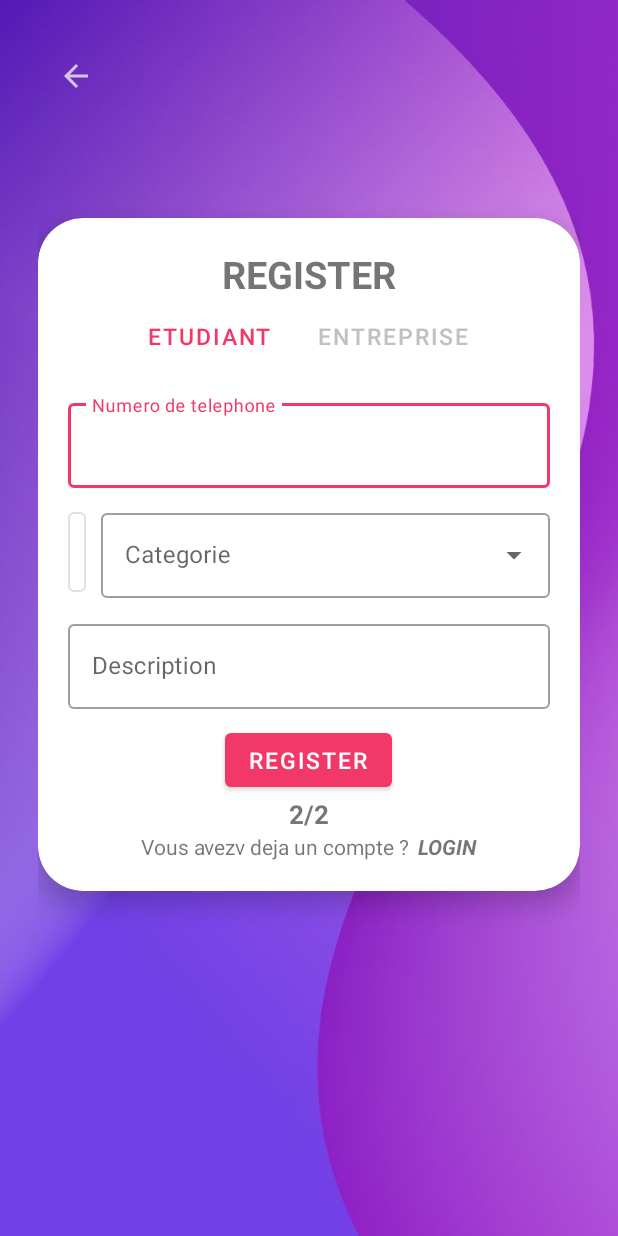
After one commit to HEIZENNBERG/PFE, an Android app: the EntrepriseRegisterPart2 screen opened directly, with no data from a screen before it, on a phone screen of 412 x 824 dp. The commit adds this screen. Run offline under Robolectric (Android 15) with nearby library versions, the phone set to English and light mode, and no system bars.

Commit message:
update 1

```diff
--- /dev/null
+++ b/app/src/main/java/com/example/my_pfe/EntrepriseRegisterPart2.kt
@@ -0,0 +1,81 @@
+package com.example.my_pfe
+
+import android.content.Intent
+import android.net.Uri
+import androidx.appcompat.app.AppCompatActivity
+import android.os.Bundle
+import android.os.Debug
+import android.util.Log
+import android.widget.ArrayAdapter
+import android.widget.AutoCompleteTextView
+import androidx.activity.result.ActivityResultCallback
+import androidx.activity.result.contract.ActivityResultContracts
+import androidx.core.content.ContentProviderCompat.requireContext
+import com.example.my_pfe.databinding.ActivityEntrepriseRegisterBinding
+import com.example.my_pfe.databinding.ActivityEntrepriseRegisterPart2Binding
+
+
+
+class EntrepriseRegisterPart2 : AppCompatActivity() {
+
+    lateinit var entrepriseRegisterPart2: ActivityEntrepriseRegisterPart2Binding
+
+
+    override fun onCreate(savedInstanceState: Bundle?) {
+        super.onCreate(savedInstanceState)
+        entrepriseRegisterPart2 = ActivityEntrepriseRegisterPart2Binding.inflate(layoutInflater)
+        val view = entrepriseRegisterPart2.root
+        setContentView(view)
+
+
+        val getLogoImage = registerForActivityResult(
+            ActivityResultContracts.GetContent(), ActivityResultCallback {
+                // what you wanna do with the image
+            }
+        )
+
+        val categories = resources.getStringArray(R.array.entreprise_categories)
+        val arrayAdapter = ArrayAdapter(this, R.layout.list_categorie, categories)
+        entrepriseRegisterPart2.autoCompleteTextView.setAdapter(arrayAdapter)
+
+        entrepriseRegisterPart2.etudiantButton.setOnClickListener {
+            val intent = Intent(this, RegisterActivity::class.java)
+            startActivity(intent)
+            finish()
+        }
+
+        entrepriseRegisterPart2.loginTextView.setOnClickListener {
+            val intent = Intent(this, LoginActivity::class.java)
+            startActivity(intent)
+            finish()
+        }
+
+        entrepriseRegisterPart2.registerButton.setOnClickListener {
+            // transfer data to firebase
+
+            // first register data
+            val nom = intent.getStringExtra("nom").toString()
+            val code_entreprise = intent.getStringExtra("code_entreprise").toString().toInt()
+            val email = intent.getStringExtra("email").toString()
+            val adress = intent.getStringExtra("adress").toString()
+            val password = intent.getStringExtra("password").toString()
+
+            // second register data
+            val numero = entrepriseRegisterPart2.numeroEditText.editText?.text.toString().toInt()
+            val description = entrepriseRegisterPart2.descriptionEditText.editText?.text.toString()
+            val categorie = entrepriseRegisterPart2.categorieEditText.editText.toString()
+
+        }
+
+        entrepriseRegisterPart2.backImageButton.setOnClickListener {
+            val intent = Intent(this, EntrepriseRegisterActivity::class.java)
+            startActivity(intent)
+            finish()
+        }
+
+        entrepriseRegisterPart2.logoButton.setOnClickListener {
+            getLogoImage.launch("image/*")
+        }
+
+    }
+}
--- /dev/null
+++ b/app/src/main/res/drawable/baseline_arrow_back_24.xml
@@ -0,0 +1,6 @@
+<vector android:alpha="0.72" android:autoMirrored="true"
+    android:height="24dp" android:tint="#FFFFFF"
+    android:viewportHeight="24" android:viewportWidth="24"
+    android:width="24dp" xmlns:android="http://schemas.android.com/apk/res/android">
+    <path android:fillColor="@android:color/white" android:pathData="M20,11H7.83l5.59,-5.59L12,4l-8,8 8,8 1.41,-1.41L7.83,13H20v-2z"/>
+</vector>
--- /dev/null
+++ b/app/src/main/res/drawable/baseline_arrow_back_ios_24.xml
@@ -0,0 +1,5 @@
+<vector android:autoMirrored="true" android:height="24dp"
+    android:tint="#000000" android:viewportHeight="24"
+    android:viewportWidth="24" android:width="24dp" xmlns:android="http://schemas.android.com/apk/res/android">
+    <path android:fillColor="@android:color/white" android:pathData="M11.67,3.87L9.9,2.1 0,12l9.9,9.9 1.77,-1.77L3.54,12z"/>
+</vector>
--- /dev/null
+++ b/app/src/main/res/layout/activity_entreprise_register_part2.xml
@@ -0,0 +1,181 @@
+<?xml version="1.0" encoding="utf-8"?>
+<LinearLayout xmlns:android="http://schemas.android.com/apk/res/android"
+    xmlns:app="http://schemas.android.com/apk/res-auto"
+    xmlns:tools="http://schemas.android.com/tools"
+    android:layout_width="match_parent"
+    android:layout_height="match_parent"
+    android:background="@drawable/welcome_bg"
+    android:orientation="vertical"
+    android:padding="25dp"
+    tools:context=".EntrepriseRegisterPart2">
+
+    <ImageButton
+        android:id="@+id/backImageButton"
+        android:layout_width="50dp"
+        android:layout_height="50dp"
+        android:background="#00FFFFFF"
+        android:src="@drawable/baseline_arrow_back_24" />
+
+        <androidx.cardview.widget.CardView
+            android:layout_width="match_parent"
+            android:layout_height="wrap_content"
+            android:layout_marginTop="70dp"
+            android:background="@color/white"
+            app:cardCornerRadius="30dp"
+            app:cardElevation="10dp">
+
+            <LinearLayout
+                android:layout_width="match_parent"
+                android:layout_height="wrap_content"
+                android:background="#22FFFFFF"
+                android:gravity="center_horizontal"
+                android:orientation="vertical"
+                android:padding="20dp">
+
+                <TextView
+                    android:layout_width="wrap_content"
+                    android:layout_height="wrap_content"
+                    android:layout_gravity="center_horizontal"
+                    android:text="REGISTER"
+                    android:textSize="25sp"
+                    android:textStyle="bold" />
+
+                <LinearLayout
+                    android:layout_width="match_parent"
+                    android:layout_height="wrap_content"
+                    android:gravity="center"
+                    android:orientation="horizontal">
+
+                    <Button
+                        android:id="@+id/etudiantButton"
+                        style="@style/Widget.MaterialComponents.Button.TextButton"
+                        android:layout_width="wrap_content"
+                        android:layout_height="wrap_content"
+                        android:text="ETUDIANT"
+                        android:textSize="15sp" />
+
+                    <Button
+                        android:id="@+id/entrepriseButton"
+                        style="@style/Widget.MaterialComponents.Button.TextButton"
+                        android:layout_width="wrap_content"
+                        android:layout_height="wrap_content"
+                        android:layout_marginLeft="15dp"
+                        android:text="ENTREPRISE"
+                        android:textColor="@color/silver"
+                        android:textSize="15sp" />
+
+                </LinearLayout>
+
+
+                <com.google.android.material.textfield.TextInputLayout
+                    android:id="@+id/numeroEditText"
+                    style="@style/Widget.MaterialComponents.TextInputLayout.OutlinedBox"
+                    android:layout_width="match_parent"
+                    android:layout_height="wrap_content"
+                    android:layout_marginTop="15dp"
+                    android:hint="Numero de telephone">
+
+                    <com.google.android.material.textfield.TextInputEditText
+                        android:layout_width="match_parent"
+                        android:layout_height="wrap_content"
+                        android:inputType="phone"/>
+                </com.google.android.material.textfield.TextInputLayout>
+
+                <LinearLayout
+                    android:layout_width="match_parent"
+                    android:layout_height="65dp"
+                    android:orientation="horizontal"
+                    android:layout_marginTop="10dp"
+                    android:weightSum="5"
+                    android:gravity="center">
+
+                    <Button
+                        android:id="@+id/logoButton"
+                        android:layout_width="match_parent"
+                        android:layout_height="match_parent"
+                        android:text="Logo"
+                        android:textColor="@color/black"
+                        android:layout_weight="5"
+                        style="?attr/materialButtonOutlinedStyle"
+                        />
+
+                    <com.google.android.material.textfield.TextInputLayout
+                        android:id="@+id/categorieEditText"
+                        style="@style/Widget.MaterialComponents.TextInputLayout.OutlinedBox.ExposedDropdownMenu"
+                        android:layout_width="wrap_content"
+                        android:layout_height="wrap_content"
+                        android:layout_marginStart="10dp"
+                        android:layout_weight="1"
+                        android:hint="Categorie"
+                        >
+
+                        <AutoCompleteTextView
+                            android:id="@+id/autoCompleteTextView"
+                            android:layout_width="match_parent"
+                            android:layout_height="match_parent"
+                            android:layout_weight="1"
+                            android:inputType="none"
+                            tools:text="choiser" />
+                    </com.google.android.material.textfield.TextInputLayout>
+
+                </LinearLayout>
+
+
+                <com.google.android.material.textfield.TextInputLayout
+                    android:id="@+id/descriptionEditText"
+                    style="@style/Widget.MaterialComponents.TextInputLayout.OutlinedBox"
+                    android:layout_width="match_parent"
+                    android:layout_height="wrap_content"
+                    android:layout_marginTop="10dp"
+                    android:hint="Description">
+
+                    <com.google.android.material.textfield.TextInputEditText
+                        android:layout_width="match_parent"
+                        android:layout_height="wrap_content"
+                        android:inputType="textMultiLine"/>
+                </com.google.android.material.textfield.TextInputLayout>
+
+                <Button
+                    android:id="@+id/registerButton"
+                    android:layout_width="wrap_content"
+                    android:layout_height="wrap_content"
+                    android:layout_marginTop="10dp"
+                    android:text="REGISTER"
+                    android:textSize="15sp" />
+
+
+                <TextView
+                    android:layout_width="wrap_content"
+                    android:layout_height="wrap_content"
+                    android:text="2/2"
+                    android:textSize="17sp"
+                    android:textStyle="bold"/>
+
+                <LinearLayout
+                    android:layout_width="match_parent"
+                    android:layout_height="wrap_content"
+                    android:gravity="center_horizontal"
+                    android:orientation="horizontal">
+
+                    <TextView
+                        android:layout_width="wrap_content"
+                        android:layout_height="wrap_content"
+                        android:text="Vous avezv deja un compte ?" />
+
+                    <TextView
+                        android:id="@+id/loginTextView"
+                        android:layout_width="wrap_content"
+                        android:layout_height="wrap_content"
+                        android:layout_marginLeft="5dp"
+                        android:text="LOGIN"
+                        android:textStyle="bold|italic" />
+
+                </LinearLayout>
+
+
+            </LinearLayout>
+
+        </androidx.cardview.widget.CardView>
+
+
+</LinearLayout>
--- a/app/src/main/res/layout/activity_login.xml
+++ b/app/src/main/res/layout/activity_login.xml
@@ -55,7 +55,7 @@
             <com.google.android.material.textfield.TextInputEditText
                 android:layout_width="match_parent"
                 android:layout_height="wrap_content"
-                />
+                android:inputType="textEmailAddress"/>
             </com.google.android.material.textfield.TextInputLayout>
 
             <com.google.android.material.textfield.TextInputLayout
--- a/app/src/main/res/layout/activity_register.xml
+++ b/app/src/main/res/layout/activity_register.xml
@@ -73,7 +73,7 @@
 
                 <com.google.android.material.textfield.TextInputEditText
                     android:layout_width="match_parent"
-                    android:layout_height="wrap_content" />
+                    android:layout_height="match_parent" />
             </com.google.android.material.textfield.TextInputLayout>
 
             <com.google.android.material.textfield.TextInputLayout
--- a/app/src/main/res/values/strings.xml
+++ b/app/src/main/res/values/strings.xml
@@ -1,3 +1,12 @@
 <resources>
     <string name="app_name">My_PFE</string>
+
+    <string-array name="entreprise_categories">
+            <item>Stratégie</item>
+            <item>Marketing</item>
+            <item>Finances</item>
+            <item>Ressources humaines</item>
+            <item>Technologie et équipement</item>
+            <item>Exploitation</item>
+    </string-array>
 </resources>
```
Also changed, not shown: app/src/main/AndroidManifest.xml (+16 -9 lines), app/src/main/java/com/example/my_pfe/EntrepriseRegisterActivity.kt (+19 -0 lines), app/src/main/java/com/example/my_pfe/entreprise.kt (added, +7 -0 lines), app/src/main/res/layout/activity_entreprise_register.xml (+18 -9 lines), app/src/main/res/layout/activity_welcome.xml (+0 -10 lines), app/src/main/res/layout/list_categorie.xml (added, +10 -0 lines), app/src/main/res/drawable/icon1.png (added), app/src/main/res/drawable/icon2.png (added), app/src/main/res/drawable/icon3.jpg (added).
